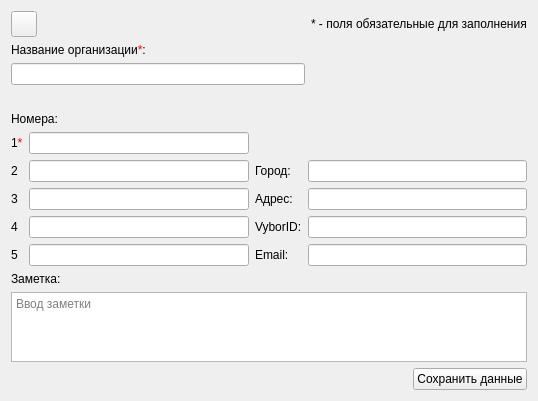
The window that EditOrgContactDialog.ui (okostynchuk/Outcall) describes before a commit, drawn with Qt 5.
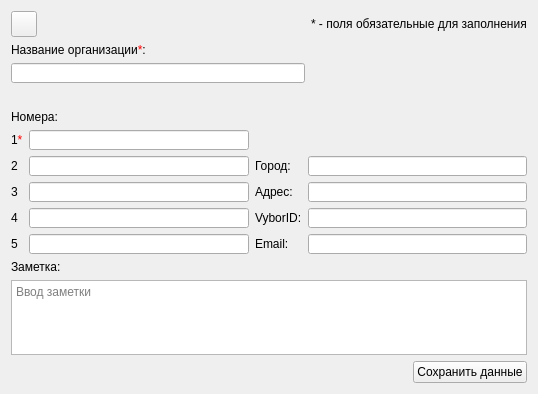
The same window after the commit. Icons and pictures are not drawn.

Commit message: fixed lineEdit resizing when SaveButon is pressed

Diff of the .ui file:
```diff
--- a/EditOrgContactDialog.ui
+++ b/EditOrgContactDialog.ui
@@ -117,6 +117,12 @@
          </item>
          <item row="2" column="0">
           <widget class="QLineEdit" name="orgName">
+           <property name="minimumSize">
+            <size>
+             <width>0</width>
+             <height>20</height>
+            </size>
+           </property>
            <property name="focusPolicy">
             <enum>Qt::StrongFocus</enum>
            </property>
@@ -150,6 +156,12 @@
       <layout class="QGridLayout" name="gridLayout">
        <item row="2" column="1">
         <widget class="QLineEdit" name="secondNumber">
+         <property name="minimumSize">
+          <size>
+           <width>0</width>
+           <height>20</height>
+          </size>
+         </property>
          <property name="focusPolicy">
           <enum>Qt::StrongFocus</enum>
          </property>
@@ -171,6 +183,12 @@
        </item>
        <item row="1" column="1">
         <widget class="QLineEdit" name="firstNumber">
+         <property name="minimumSize">
+          <size>
+           <width>0</width>
+           <height>20</height>
+          </size>
+         </property>
          <property name="focusPolicy">
           <enum>Qt::StrongFocus</enum>
          </property>
@@ -178,6 +196,12 @@
        </item>
        <item row="4" column="1">
         <widget class="QLineEdit" name="fourthNumber">
+         <property name="minimumSize">
+          <size>
+           <width>0</width>
+           <height>20</height>
+          </size>
+         </property>
          <property name="focusPolicy">
           <enum>Qt::StrongFocus</enum>
          </property>
@@ -185,6 +209,12 @@
        </item>
        <item row="2" column="3">
         <widget class="QLineEdit" name="city">
+         <property name="minimumSize">
+          <size>
+           <width>0</width>
+           <height>20</height>
+          </size>
+         </property>
          <property name="focusPolicy">
           <enum>Qt::StrongFocus</enum>
          </property>
@@ -199,6 +229,12 @@
        </item>
        <item row="4" column="3">
         <widget class="QLineEdit" name="vyborId">
+         <property name="minimumSize">
+          <size>
+           <width>0</width>
+           <height>20</height>
+          </size>
+         </property>
          <property name="focusPolicy">
           <enum>Qt::StrongFocus</enum>
          </property>
@@ -227,6 +263,12 @@
        </item>
        <item row="3" column="3">
         <widget class="QLineEdit" name="address">
+         <property name="minimumSize">
+          <size>
+           <width>0</width>
+           <height>20</height>
+          </size>
+         </property>
          <property name="focusPolicy">
           <enum>Qt::StrongFocus</enum>
          </property>
@@ -262,6 +304,12 @@
        </item>
        <item row="5" column="1">
         <widget class="QLineEdit" name="fifthNumber">
+         <property name="minimumSize">
+          <size>
+           <width>0</width>
+           <height>20</height>
+          </size>
+         </property>
          <property name="focusPolicy">
           <enum>Qt::StrongFocus</enum>
          </property>
@@ -276,6 +324,12 @@
        </item>
        <item row="5" column="3">
         <widget class="QLineEdit" name="email">
+         <property name="minimumSize">
+          <size>
+           <width>0</width>
+           <height>20</height>
+          </size>
+         </property>
          <property name="focusPolicy">
           <enum>Qt::StrongFocus</enum>
          </property>
@@ -283,6 +337,12 @@
        </item>
        <item row="3" column="1">
         <widget class="QLineEdit" name="thirdNumber">
+         <property name="minimumSize">
+          <size>
+           <width>0</width>
+           <height>20</height>
+          </size>
+         </property>
          <property name="focusPolicy">
           <enum>Qt::StrongFocus</enum>
          </property>
```
The commit also changes 3 other files.
